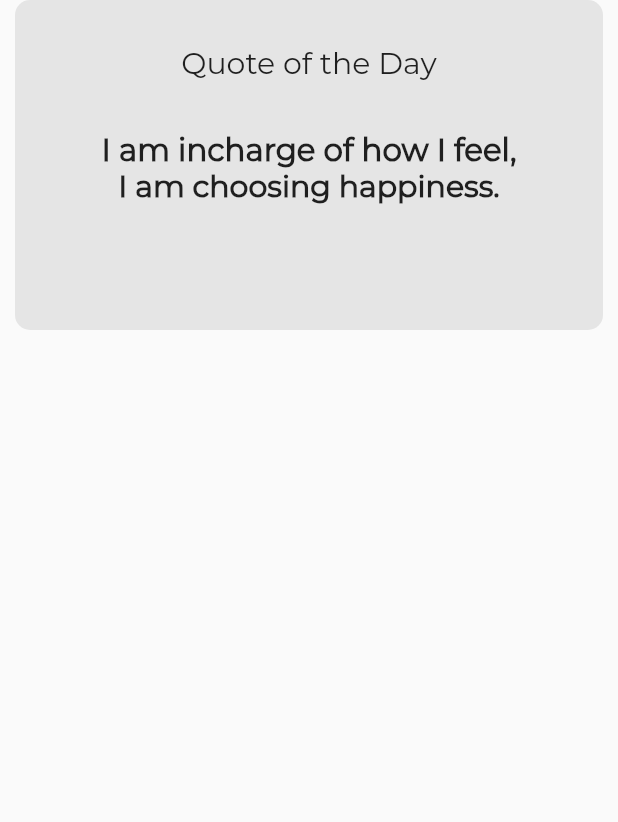
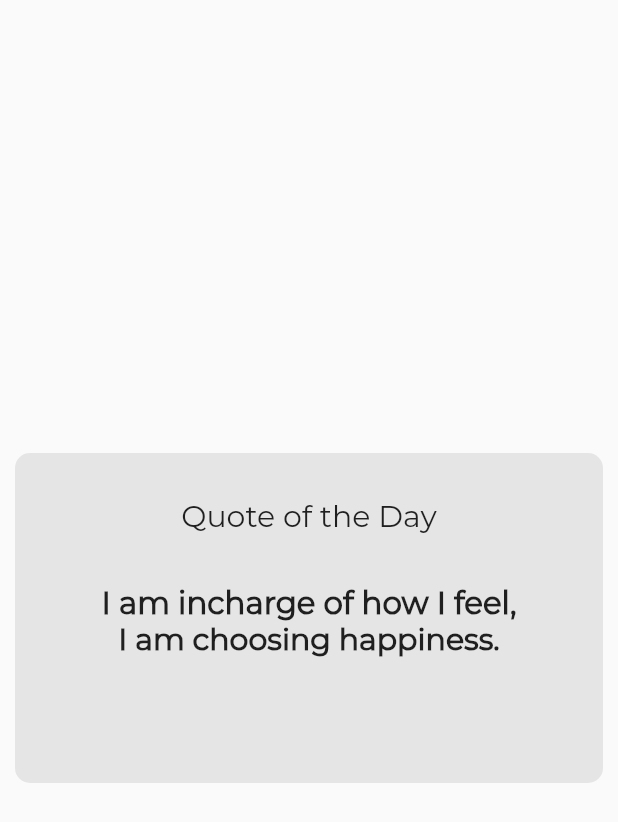
Before and after one commit to Narayan1089/Health-Amigo, a Flutter app: the AboutInfo screen opened directly, on a phone screen of 412 x 824 dp. Shown: the top 822 px of the screen. Run offline on Flutter 3.47's test engine with Material 2 defaults, Android fonts, the phone set to English and light mode, and no system bars; our stand-ins replace cloud_firestore, firebase_auth, firebase_core, readmore; missing offline and left inert: emoji_picker; accounts and stored records are empty.

```diff
--- a/lib/app_screens/chat_screen.dart
+++ b/lib/app_screens/chat_screen.dart
@@ -114,7 +114,7 @@ class _ChatScreenState extends State<ChatScreen> {
                   child: Column(
                     children: [
                       Text(
-                        "This is the beginning\nof your chat history\nwith the Amigo Bot.",
+                        "This is the beginning\nof your chat history\nwith the Theo.",
                         textAlign: TextAlign.center,
                         style: TextStyle(
                             fontSize: 16,
--- a/lib/app_screens/drawer-screens/about_life.dart
+++ b/lib/app_screens/drawer-screens/about_life.dart
@@ -5,14 +5,17 @@ class AboutInfo extends StatelessWidget {
 
   @override
   Widget build(BuildContext context) {
-    return Container(
+    return Scaffold(
+      body: Center(
+        child: Container(
           // alignment: AlignmentGeometry.lerp(a, b, t),
           margin: EdgeInsets.fromLTRB(10, 0, 10, 0),
           width: 400,
           height: 220,
           padding: EdgeInsets.only(top: 10, bottom: 10),
           decoration: BoxDecoration(
-          color: Color(0xffE5E5E5), borderRadius: BorderRadius.circular(10)),
+              color: Color(0xffE5E5E5),
+              borderRadius: BorderRadius.circular(10)),
           child: Column(
             children: [
               SizedBox(
@@ -53,6 +56,8 @@ class AboutInfo extends StatelessWidget {
               ),
             ],
           ),
+        ),
+      ),
     );
   }
 }
--- a/lib/app_screens/home_page.dart
+++ b/lib/app_screens/home_page.dart
@@ -106,6 +106,10 @@ class _HomeState extends State<Home> {
                   //   size: 40,
                   // ),
                   // Icon(Icons.face_outlined),
+                  // ImageIcon(
+                  //   AssetImage('assets/images/happy.png'),
+                  //   size: 40,
+                  // ),
                   IconButton(
                     disabledColor: Colors.blue,
                     onPressed: () async {
--- a/pubspec.yaml
+++ b/pubspec.yaml
@@ -35,6 +35,8 @@ dependencies:
   readmore: ^2.1.0
   vibration: ^1.7.3
   http: ^0.13.3
+  emojis: ^0.9.3
+  url_launcher: ^6.0.9
 
   # flutter_icons: ^1.1.0
 
@@ -42,6 +44,7 @@ dependencies:
   # Use with the CupertinoIcons class for iOS style icons.
   cupertino_icons: ^1.0.2
   firebase_crashlytics: ^2.1.1
+  url_launcher_web: ^2.0.2
 
 dev_dependencies:
   flutter_test:
```
Also changed, not shown: lib/app_screens/drawer-screens/account_details.dart (+7 -2 lines), lib/services/initial_builder.dart (+29 -1 lines), assets/images/happy.png (added), assets/images/smile.png, assets/images/unknown.png (added), assets/images/unknown1.png (added), assets/images/unknown2.png (added), assets/images/unknown3.png (added), assets/images/unknown4.png (added), pubspec.lock, 2 other files. Lines whose indentation alone changed are shown as unchanged.
